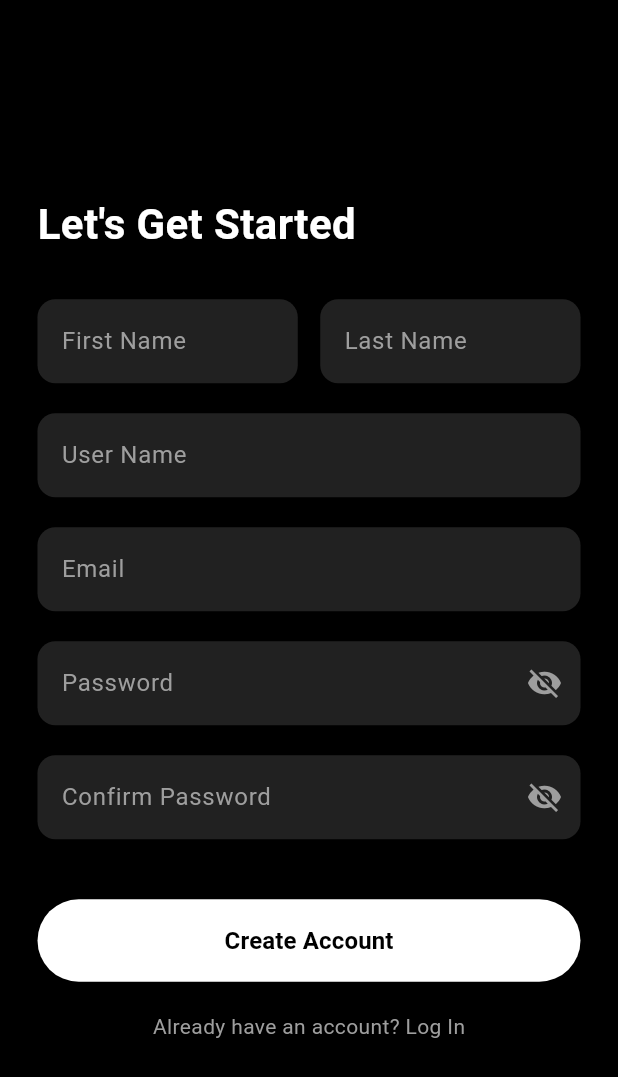
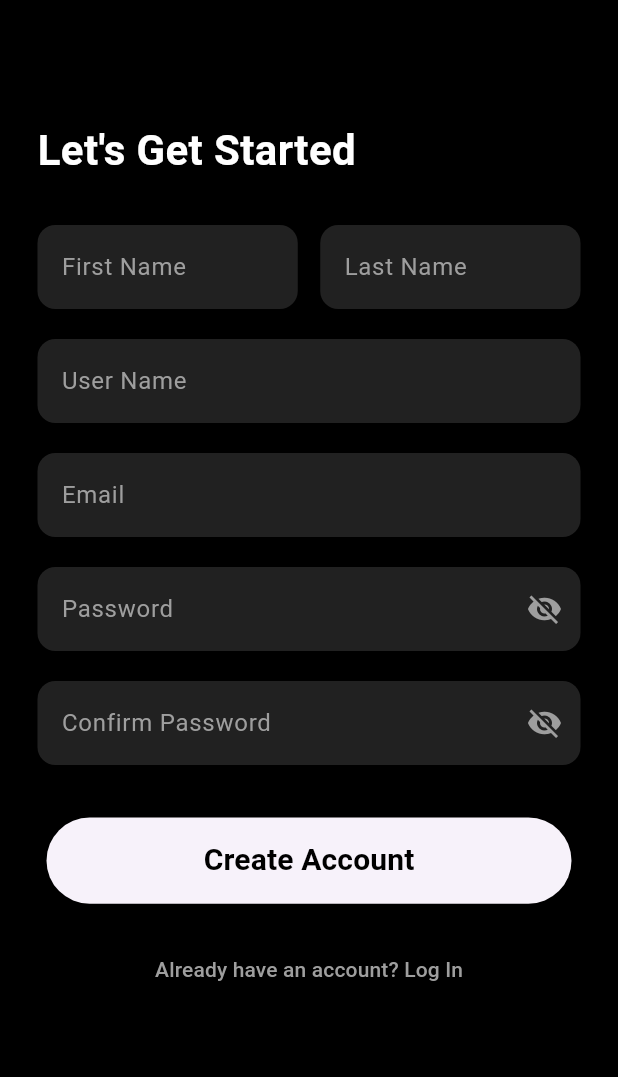
Before and after one commit to nur-rabby09/explore_x, a Flutter app: the SignUpScreen screen opened directly, on a phone screen of 412 x 824 dp. Shown: the top 1077 px of the screen. Run offline on Flutter 3.47's test engine with Material 3 defaults, Android fonts, the light colour scheme and no system bars; our stand-ins replace firebase_core; accounts and stored records are empty.

Commit message:
updated login and signup page

```diff
--- a/lib/signup_screen.dart
+++ b/lib/signup_screen.dart
@@ -1,6 +1,4 @@
 import 'package:flutter/material.dart';
-import 'package:flutter/services.dart';
-import 'login_screen.dart';
 
 class SignUpScreen extends StatefulWidget {
   const SignUpScreen({super.key});
@@ -13,151 +11,32 @@ class _SignUpScreenState extends State<SignUpScreen> {
   bool _hidePassword = true;
   bool _hideConfirmPassword = true;
 
-  Route _fadeRoute(Widget page) {
-    return PageRouteBuilder(
-      pageBuilder: (context, animation, secondaryAnimation) => page,
-      transitionsBuilder: (context, animation, secondaryAnimation, child) {
-        return FadeTransition(opacity: animation, child: child);
-      },
-      transitionDuration: const Duration(milliseconds: 300),
-    );
-  }
-
   @override
   Widget build(BuildContext context) {
-    return AnnotatedRegion<SystemUiOverlayStyle>(
-      value: const SystemUiOverlayStyle(
-        statusBarColor: Colors.transparent,
-        statusBarIconBrightness: Brightness.light,
-        statusBarBrightness: Brightness.dark,
-      ),
-      child: Scaffold(
+    return Scaffold(
       backgroundColor: Colors.black,
-        body: SafeArea(
-          child: LayoutBuilder(
-            builder: (context, constraints) {
-              return SingleChildScrollView(
-                child: ConstrainedBox(
-                  constraints: BoxConstraints(
-                    minHeight: constraints.maxHeight,
-                  ),
-                  child: IntrinsicHeight(
-                    child: Padding(
+      body: SingleChildScrollView(
         padding: const EdgeInsets.symmetric(horizontal: 25),
         child: Column(
-                        mainAxisAlignment: MainAxisAlignment.center,
           crossAxisAlignment: CrossAxisAlignment.start,
           children: [
 
+            const SizedBox(height: 80),
+
             const Text(
               "Let's Get Started",
-                            style: TextStyle(
-                              color: Colors.white,
-                              fontSize: 28,
-                              fontWeight: FontWeight.bold,
-                            ),
+              style: TextStyle(color: Colors.white, fontSize: 28, fontWeight: FontWeight.bold),
             ),
 
             const SizedBox(height: 30),
+
             Row(
               children: [
-                              Expanded(child: _buildField("First Name")),
-                              const SizedBox(width: 15),
-                              Expanded(child: _buildField("Last Name")),
-                            ],
-                          ),
-
-                          const SizedBox(height: 20),
-                          _buildField("User Name"),
-
-                          const SizedBox(height: 20),
-                          _buildField(
-                            "Email",
-                            keyboardType: TextInputType.emailAddress,
-                          ),
-
-                          const SizedBox(height: 20),
-                          _buildPasswordField(
-                            hint: "Password",
-                            isHidden: _hidePassword,
-                            toggle: () {
-                              setState(() {
-                                _hidePassword = !_hidePassword;
-                              });
-                            },
-                          ),
-
-                          const SizedBox(height: 20),
-                          _buildPasswordField(
-                            hint: "Confirm Password",
-                            isHidden: _hideConfirmPassword,
-                            toggle: () {
-                              setState(() {
-                                _hideConfirmPassword = !_hideConfirmPassword;
-                              });
-                            },
-                          ),
-
-                          const SizedBox(height: 40),
-                          SizedBox(
-                            width: double.infinity,
-                            height: 55,
-                            child: ElevatedButton(
-                              style: ElevatedButton.styleFrom(
-                                backgroundColor: Colors.white,
-                                shape: RoundedRectangleBorder(
-                                  borderRadius: BorderRadius.circular(30),
-                                ),
-                              ),
-                              onPressed: () {},
-                              child: const Text(
-                                "Create Account",
-                                style: TextStyle(
-                                  color: Colors.black,
-                                  fontSize: 16,
-                                  fontWeight: FontWeight.bold,
-                                ),
-                              ),
-                            ),
-                          ),
-
-                          const SizedBox(height: 20),
-                          Center(
-                            child: GestureDetector(
-                              onTap: () {
-                                Navigator.push(
-                                  context,
-                                  _fadeRoute(const LogInScreen()),
-                                );
-                              },
-                              child: const Text(
-                                "Already have an account? Log In",
-                                style: TextStyle(color: Colors.grey),
-                              ),
-                            ),
-                          ),
-                        ],
-                      ),
-                    ),
-                  ),
-                ),
-              );
-            },
-          ),
-        ),
-      ),
-    );
-  }
-
-  Widget _buildField(
-      String hint, {
-        TextInputType keyboardType = TextInputType.text,
-      }) {
-    return TextField(
+                Expanded(
+                  child: TextField(
                     style: const TextStyle(color: Colors.white),
-      keyboardType: keyboardType,
                     decoration: InputDecoration(
-        hintText: hint,
+                      hintText: "First Name",
                       hintStyle: const TextStyle(color: Colors.grey),
                       filled: true,
                       fillColor: Colors.grey[900],
@@ -166,19 +45,68 @@ class _SignUpScreenState extends State<SignUpScreen> {
                         borderSide: BorderSide.none,
                       ),
                     ),
-    );
-  }
-
-  Widget _buildPasswordField({
-    required String hint,
-    required bool isHidden,
-    required VoidCallback toggle,
-  }) {
-    return TextField(
-      obscureText: isHidden,
+                  ),
+                ),
+                const SizedBox(width: 15),
+                Expanded(
+                  child: TextField(
                     style: const TextStyle(color: Colors.white),
                     decoration: InputDecoration(
-        hintText: hint,
+                      hintText: "Last Name",
+                      hintStyle: const TextStyle(color: Colors.grey),
+                      filled: true,
+                      fillColor: Colors.grey[900],
+                      border: OutlineInputBorder(
+                        borderRadius: BorderRadius.circular(12),
+                        borderSide: BorderSide.none,
+                      ),
+                    ),
+                  ),
+                ),
+              ],
+            ),
+
+            const SizedBox(height: 20),
+
+            TextField(
+              style: const TextStyle(color: Colors.white),
+              decoration: InputDecoration(
+                hintText: "User Name",
+                hintStyle: const TextStyle(color: Colors.grey),
+                filled: true,
+                fillColor: Colors.grey[900],
+                border: OutlineInputBorder(
+                  borderRadius: BorderRadius.circular(12),
+                  borderSide: BorderSide.none,
+                ),
+              ),
+            ),
+
+            const SizedBox(height: 20),
+
+            TextField(
+              keyboardType: TextInputType.emailAddress,
+              style: const TextStyle(color: Colors.white),
+              decoration: InputDecoration(
+                hintText: "Email",
+                hintStyle: const TextStyle(color: Colors.grey),
+                filled: true,
+                fillColor: Colors.grey[900],
+                border: OutlineInputBorder(
+                  borderRadius: BorderRadius.circular(12),
+                  borderSide: BorderSide.none,
+                ),
+              ),
+            ),
+
+            const SizedBox(height: 20),
+
+
+            TextField(
+              obscureText: _hidePassword,
+              style: const TextStyle(color: Colors.white),
+              decoration: InputDecoration(
+                hintText: "Password",
                 hintStyle: const TextStyle(color: Colors.grey),
                 filled: true,
                 fillColor: Colors.grey[900],
@@ -187,11 +115,65 @@ class _SignUpScreenState extends State<SignUpScreen> {
                   borderSide: BorderSide.none,
                 ),
                 suffixIcon: IconButton(
-          icon: Icon(
-            isHidden ? Icons.visibility_off : Icons.visibility,
-            color: Colors.grey,
+                  icon: Icon(_hidePassword ? Icons.visibility_off : Icons.visibility, color: Colors.grey),
+                  onPressed: () => setState(() => _hidePassword = !_hidePassword),
                 ),
-          onPressed: toggle,
+              ),
+            ),
+
+            const SizedBox(height: 20),
+
+
+            TextField(
+              obscureText: _hideConfirmPassword,
+              style: const TextStyle(color: Colors.white),
+              decoration: InputDecoration(
+                hintText: "Confirm Password",
+                hintStyle: const TextStyle(color: Colors.grey),
+                filled: true,
+                fillColor: Colors.grey[900],
+                border: OutlineInputBorder(
+                  borderRadius: BorderRadius.circular(12),
+                  borderSide: BorderSide.none,
+                ),
+                suffixIcon: IconButton(
+                  icon: Icon(_hideConfirmPassword ? Icons.visibility_off : Icons.visibility, color: Colors.grey),
+                  onPressed: () => setState(() => _hideConfirmPassword = !_hideConfirmPassword),
+                ),
+              ),
+            ),
+
+            const SizedBox(height: 35),
+
+
+            Center(
+              child: ElevatedButton(
+                style: ElevatedButton.styleFrom(
+                  minimumSize: const Size(350, 57.5),
+                ),
+                onPressed: () {},
+                child: const Text(
+                  "Create Account",
+                  style: TextStyle(color: Colors.black, fontSize: 20, fontWeight: FontWeight.bold),
+                ),
+              ),
+            ),
+
+            const SizedBox(height: 20),
+
+
+            Center(
+              child: TextButton(
+                onPressed: () {
+                  Navigator.pop(context);
+                },
+                child: const Text("Already have an account? Log In", style: TextStyle(color: Colors.grey)),
+              ),
+            ),
+
+            const SizedBox(height: 40),
+
+          ],
         ),
       ),
     );
```
Also changed, not shown: lib/login_screen.dart (+36 -84 lines). Lines whose indentation alone changed are shown as unchanged.
